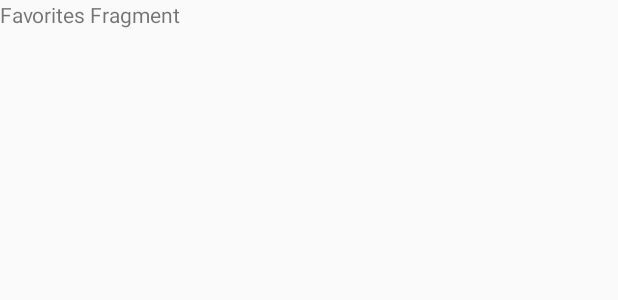
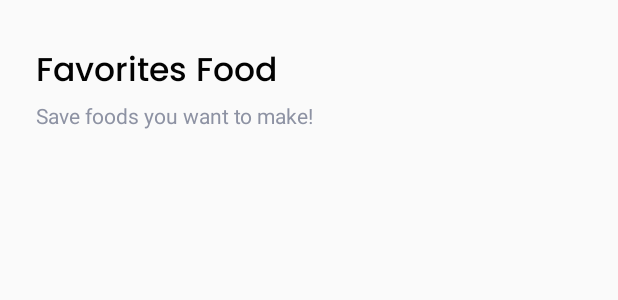
Before and after one commit to nandaiqbalh/mvvm-food-app, an Android app: the layout fragment_favorites.xml on its own in the app's theme, with its tools: preview values and no code run, on a phone screen of 412 x 824 dp. Shown: the top 300 px of the screen. Run offline under Robolectric (Android 15) with nearby library versions, the phone set to English and light mode, and no system bars.

Commit message:
Show favorites meal

```diff
--- a/app/src/main/res/layout/fragment_favorites.xml
+++ b/app/src/main/res/layout/fragment_favorites.xml
@@ -1,14 +1,58 @@
 <?xml version="1.0" encoding="utf-8"?>
-<FrameLayout xmlns:android="http://schemas.android.com/apk/res/android"
+<androidx.constraintlayout.widget.ConstraintLayout xmlns:android="http://schemas.android.com/apk/res/android"
     xmlns:tools="http://schemas.android.com/tools"
     android:layout_width="match_parent"
     android:layout_height="match_parent"
+    xmlns:app="http://schemas.android.com/apk/res-auto"
     tools:context=".presentation.ui.favorites.FavoritesFragment">
 
-    <!-- TODO: Update blank fragment layout -->
     <TextView
+        android:id="@+id/tv_favorites_title"
+        android:layout_width="wrap_content"
+        android:layout_height="wrap_content"
+        android:layout_marginStart="24dp"
+        android:layout_marginTop="30dp"
+        android:fontFamily="@font/poppins_medium"
+        android:text="Favorites Food"
+        android:textColor="@color/font_black"
+        android:textSize="22sp"
+        app:layout_constraintStart_toStartOf="parent"
+        app:layout_constraintTop_toTopOf="parent" />
+
+    <TextView
+        android:id="@+id/tv_favorites_subtitle"
+        android:layout_width="wrap_content"
+        android:layout_height="wrap_content"
+        android:text="Save foods you want to make!"
+        android:textColor="@color/secondary"
+        android:textSize="14sp"
+        app:layout_constraintStart_toStartOf="@+id/tv_favorites_title"
+        app:layout_constraintTop_toBottomOf="@+id/tv_favorites_title"
+        />
+
+    <androidx.core.widget.NestedScrollView
         android:layout_width="match_parent"
-        android:layout_height="match_parent"
-        android:text="Favorites Fragment" />
+        android:layout_height="wrap_content"
+        app:layout_constraintTop_toBottomOf="@id/tv_favorites_subtitle"
+        app:layout_constraintStart_toStartOf="parent"
+        app:layout_constraintEnd_toEndOf="parent"
+        android:layout_marginTop="8dp"
+        android:layout_marginStart="24dp"
+        android:layout_marginEnd="24dp">
 
-</FrameLayout>
+        <androidx.constraintlayout.widget.ConstraintLayout
+            android:layout_width="match_parent"
+            android:layout_height="match_parent">
+
+            <androidx.recyclerview.widget.RecyclerView
+                android:id="@+id/rv_favorites_meal"
+                android:layout_width="match_parent"
+                android:layout_height="0dp"
+                app:layout_constraintStart_toStartOf="parent"
+                app:layout_constraintEnd_toEndOf="parent"
+                app:layout_constraintTop_toTopOf="parent"
+                />
+        </androidx.constraintlayout.widget.ConstraintLayout>
+    </androidx.core.widget.NestedScrollView>
+
+</androidx.constraintlayout.widget.ConstraintLayout>
```
Also changed, not shown: app/src/main/java/com/nandaiqbalh/foodapp/presentation/ui/favorites/FavoritesFragment.kt (+55 -3 lines), app/src/main/java/com/nandaiqbalh/foodapp/presentation/ui/favorites/FavoritesViewModel.kt (added, +18 -0 lines), app/src/main/java/com/nandaiqbalh/foodapp/presentation/ui/favorites/adapter/FavoritesMealAdapter.kt (added, +46 -0 lines), app/src/main/java/com/nandaiqbalh/foodapp/util/FavoritesViewModelFactory.kt (added, +16 -0 lines), app/src/main/res/layout/favorites_meal_item.xml (added, +72 -0 lines), app/src/main/res/layout/fragment_home.xml (+11 -11 lines).
